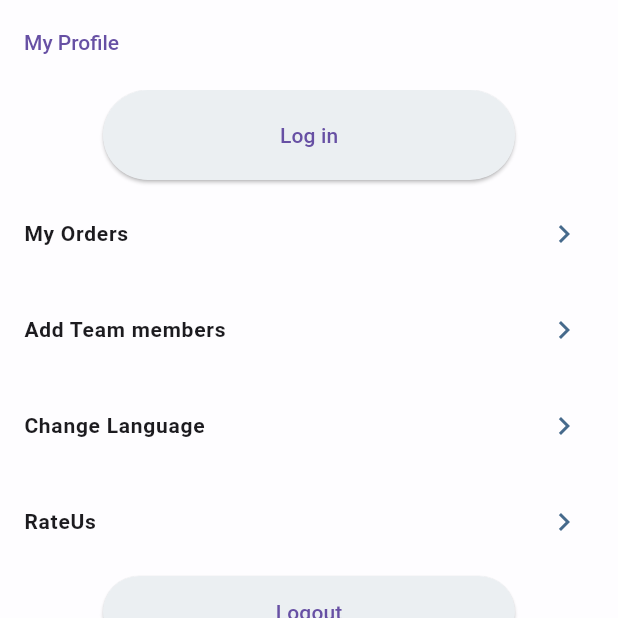
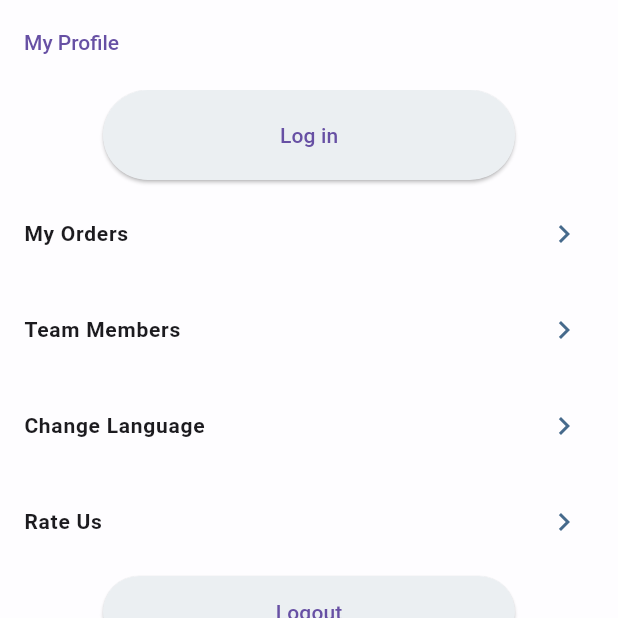
Before and after one commit to Yogesh-droid/metal_trade_test, a Flutter app: the ProfileScreen screen opened by its route, on a phone screen of 412 x 824 dp, the top half of it. Run offline on Flutter 3.47's test engine with Material 2 defaults, Android fonts, the phone set to English and light mode, and no system bars; our stand-ins replace cached_network_image, dio, flutter_bloc, flutter_dotenv, flutter_secure_storage, get_it and 4 more; missing offline and left inert: stomp_dart_client; accounts and stored records are empty; Roboto replaces fonts that are missing (Inter-Regular).

Commit message:
Changed some copy of the text.

```diff
--- a/lib/core/constants/strings.dart
+++ b/lib/core/constants/strings.dart
@@ -45,9 +45,9 @@ const String kSell = "Sell";
 const String kEnquiryType = "Enquiry Type";
 const String kMyProfile = "My Profile";
 const String kMyOrders = "My Orders";
-const String kAddMember = "Add Team members";
+const String kAddMember = "Team Members";
 const String kChangeLanguage = "Change Language";
-const String kRateUs = "RateUs";
+const String kRateUs = "Rate Us";
 const String kCompleteKyc = "Complete KYC";
 const String kPleaseCompleteKyc =
     "Please complete your KYC to submit/view enquiries";
```
